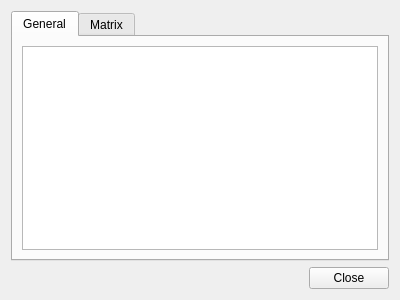
Qt form src/blackgui/views/aircraftmodelstatisticsdialog.ui (swift-project/pilotclient) before a commit.
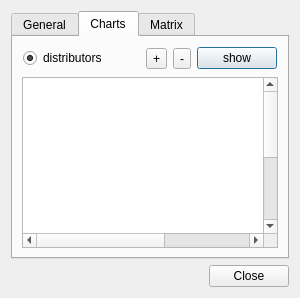
The same form after that commit. The open tabs and pages were chosen to show the change. Custom widgets are drawn as their Qt base class.

Commit message: Ref T509, added a first version of QChart for distributors

```diff
--- a/src/blackgui/views/aircraftmodelstatisticsdialog.ui
+++ b/src/blackgui/views/aircraftmodelstatisticsdialog.ui
@@ -6,8 +6,8 @@
    <rect>
     <x>0</x>
     <y>0</y>
-    <width>400</width>
-    <height>300</height>
+    <width>300</width>
+    <height>298</height>
    </rect>
   </property>
   <property name="minimumSize">
@@ -42,6 +42,96 @@
        </item>
       </layout>
      </widget>
+     <widget class="QWidget" name="tb_Charts">
+      <attribute name="title">
+       <string>Charts</string>
+      </attribute>
+      <layout class="QVBoxLayout" name="vl_Charts" stretch="0,0">
+       <item>
+        <widget class="QFrame" name="fr_ChartType">
+         <property name="minimumSize">
+          <size>
+           <width>0</width>
+           <height>25</height>
+          </size>
+         </property>
+         <layout class="QHBoxLayout" name="hl_ChartType">
+          <property name="leftMargin">
+           <number>1</number>
+          </property>
+          <property name="topMargin">
+           <number>1</number>
+          </property>
+          <property name="rightMargin">
+           <number>1</number>
+          </property>
+          <property name="bottomMargin">
+           <number>1</number>
+          </property>
+          <item>
+           <widget class="QRadioButton" name="rb_Distributors">
+            <property name="text">
+             <string>distributors</string>
+            </property>
+            <property name="checked">
+             <bool>true</bool>
+            </property>
+           </widget>
+          </item>
+          <item>
+           <spacer name="hs_ChartType">
+            <property name="orientation">
+             <enum>Qt::Horizontal</enum>
+            </property>
+            <property name="sizeHint" stdset="0">
+             <size>
+              <width>40</width>
+              <height>20</height>
+             </size>
+            </property>
+           </spacer>
+          </item>
+          <item>
+           <widget class="QToolButton" name="tb_ZoomIn">
+            <property name="text">
+             <string>+</string>
+            </property>
+           </widget>
+          </item>
+          <item>
+           <widget class="QToolButton" name="tb_ZoomOut">
+            <property name="text">
+             <string>-</string>
+            </property>
+           </widget>
+          </item>
+          <item alignment="Qt::AlignRight">
+           <widget class="QPushButton" name="pb_ShowChart">
+            <property name="text">
+             <string>show</string>
+            </property>
+           </widget>
+          </item>
+         </layout>
+        </widget>
+       </item>
+       <item>
+        <widget class="QChartView" name="qv_Chart">
+         <property name="sceneRect">
+          <rectf>
+           <x>0.000000000000000</x>
+           <y>0.000000000000000</y>
+           <width>400.000000000000000</width>
+           <height>300.000000000000000</height>
+          </rectf>
+         </property>
+         <property name="dragMode">
+          <enum>QGraphicsView::ScrollHandDrag</enum>
+         </property>
+        </widget>
+       </item>
+      </layout>
+     </widget>
      <widget class="QWidget" name="tb_Matrix">
       <attribute name="title">
        <string>Matrix</string>
@@ -77,6 +167,13 @@
    </item>
   </layout>
  </widget>
+ <customwidgets>
+  <customwidget>
+   <class>QChartView</class>
+   <extends>QGraphicsView</extends>
+   <header>QtCharts</header>
+  </customwidget>
+ </customwidgets>
  <resources/>
  <connections>
   <connection>
```
Left out of the diff: 2 changed lines with no effect on the pictures. The commit also changes 3 other files.
